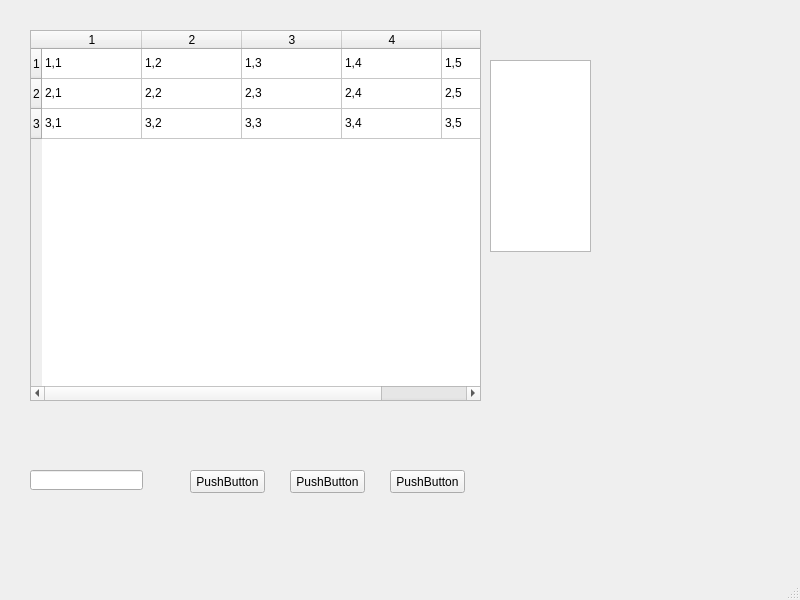
The window that Table/prj/mainwindow.ui (hashimoto0106/Qt) describes before a commit, drawn with Qt 5.
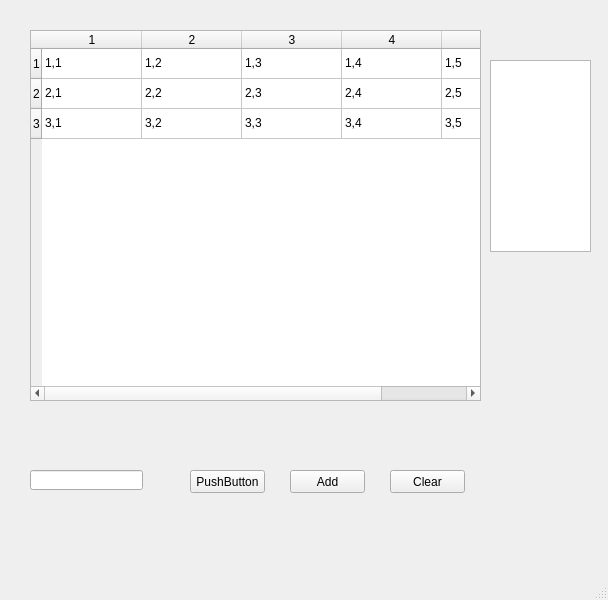
The same window after the commit.

Commit message: 監視画面

Diff of the .ui file:
```diff
--- a/Table/prj/mainwindow.ui
+++ b/Table/prj/mainwindow.ui
@@ -6,7 +6,7 @@
    <rect>
     <x>0</x>
     <y>0</y>
-    <width>800</width>
+    <width>608</width>
     <height>600</height>
    </rect>
   </property>
@@ -156,7 +156,7 @@
      </rect>
     </property>
     <property name="text">
-     <string>PushButton</string>
+     <string>Add</string>
     </property>
    </widget>
    <widget class="QPushButton" name="pushButton_3">
@@ -169,7 +169,7 @@
      </rect>
     </property>
     <property name="text">
-     <string>PushButton</string>
+     <string>Clear</string>
     </property>
    </widget>
   </widget>
```
Left out of the diff: 2 changed lines with no effect on the pictures. The commit also changes 2 other files.
